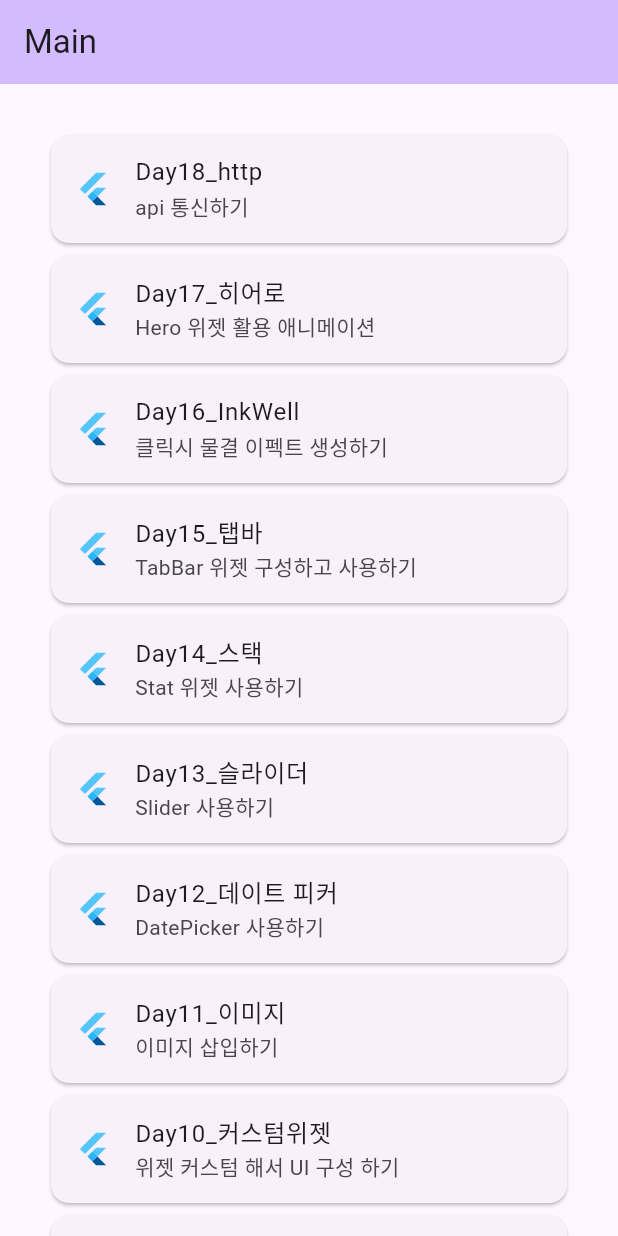
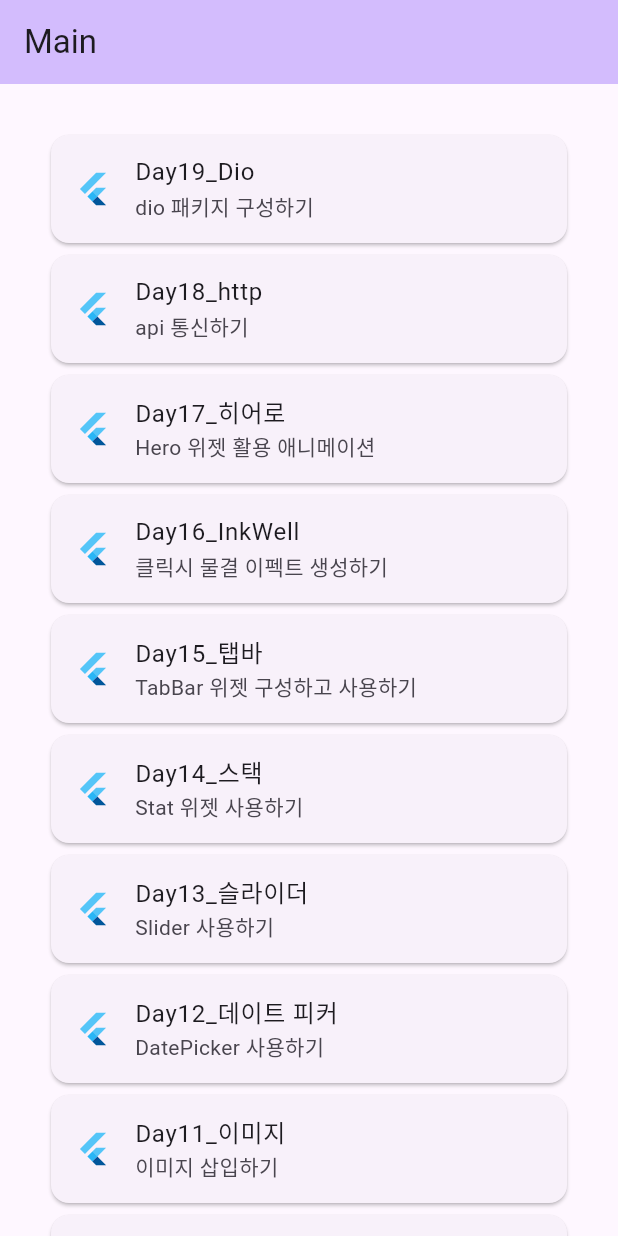
Before and after one commit to junselee42/flutter_study, a Flutter app: the screen it shows after launch, on a phone screen of 412 x 824 dp. Run offline on Flutter 3.47's test engine with Material 2 defaults, Android fonts, the phone set to English and light mode, and no system bars; our stand-ins replace dio.

Commit message:
update: updated ex18

```diff
--- a/lib/main.dart
+++ b/lib/main.dart
@@ -52,6 +52,17 @@ class _MyHomePageState extends State<MyHomePage> {
       body: ListView(
         padding: const EdgeInsets.all(30),
         children: [
+          Card(
+            child: ListTile(
+              leading: const FlutterLogo(),
+              title: const Text('Day19_Dio'),
+              subtitle: const Text('dio 패키지 구성하기'),
+              hoverColor: Colors.purple,
+              onTap: () {
+                Navigator.of(context).pushNamed('/nineteenth');
+              },
+            ),
+          ),
           Card(
             child: ListTile(
               leading: const FlutterLogo(),
--- a/lib/router/router.dart
+++ b/lib/router/router.dart
@@ -18,6 +18,7 @@ import 'package:flutter00/router/pages/fifteen.dart';
 import 'package:flutter00/router/pages/sixteen.dart';
 import 'package:flutter00/router/pages/seventeen.dart';
 import 'package:flutter00/router/pages/eighteen.dart';
+import 'package:flutter00/router/pages/nineteen.dart';
 
 final routes = {
   '/': (BuildContext context) => const MyHomePage(title: "Main"),
@@ -39,4 +40,5 @@ final routes = {
   '/sixteenth': (BuildContext context) => const SixteenPage(),
   '/seventeenth': (BuildContext context) => const SeventeenPage(),
   '/eighteenth': (BuildContext context) => const EighteenPage(),
+  '/nineteenth': (BuildContext context) => const NineteenPage(),
 };
--- a/pubspec.yaml
+++ b/pubspec.yaml
@@ -35,6 +35,7 @@ dependencies:
   # Use with the CupertinoIcons class for iOS style icons.
   cupertino_icons: ^1.0.2
   http: ^0.13.5
+  dio: ^5.0.0
 
 dev_dependencies:
   flutter_test:
```
Also changed, not shown: lib/router/pages/nineteen.dart (added, +47 -0 lines), pubspec.lock.
